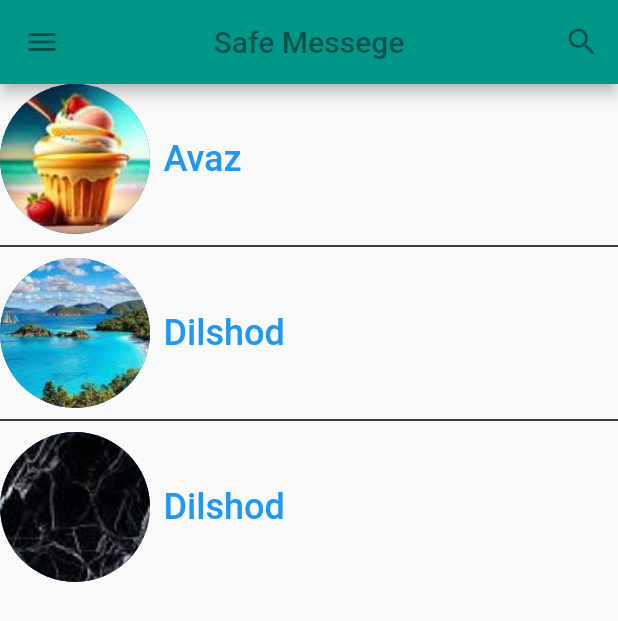
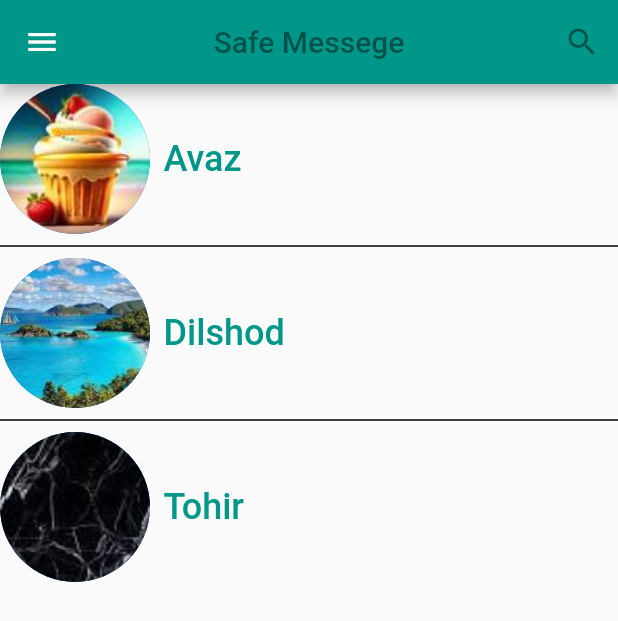
Before and after one commit to abdulloh20002/first_fluttert_project, a Flutter app: the screen it shows after launch, on a phone screen of 412 x 824 dp. Shown: the top 621 px of the screen. Run offline on Flutter 3.47's test engine with Material 2 defaults, Android fonts, the phone set to English and light mode, and no system bars.

Commit message:
04.10.23

```diff
--- a/lib/madels/persons.dart
+++ b/lib/madels/persons.dart
@@ -4,13 +4,14 @@ import 'package:collection/collection.dart';
 
 class Persons {
   int? id;
+  int? phones;
   String? names;
   String? surnames;
   String? images;
   List<String>? massages;
   String? times;
 
-  Persons({this.id, this.names, this.surnames, this.images, this.massages, this.times});
+  Persons({this.id, this.names, this.surnames, this.images, this.massages, this.times,this.phones});
 
    List<Persons> _listPeron = [];
 
@@ -20,22 +21,25 @@ class Persons {
     _listPeron = [
       Persons(
           id: 989832,
+          phones: 915172583,
           names: 'Avaz',
-          surnames: '',
+          surnames: 'Shamsidinzodaaaaaaa',
           images: 'avatar/images/1.jpg',
           massages: ['Salom', 'shumo omaded'],
           times: '12:30'),
       Persons(
           id: 982132139832,
+          phones: 987654321,
           names: 'Dilshod',
-          surnames: '',
+          surnames: 'Dilshodov',
           images: 'avatar/images/2.jpg',
           massages: ['Salom', 'shumo omaded'],
           times: '10:30'),
       Persons(
           id: 982132139833,
-          names: 'Dilshod',
-          surnames: '',
+          phones: 980884208,
+          names: 'Tohir',
+          surnames: 'Burhonov',
           images: 'avatar/images/poumolchaniya.jpg',
           massages: ['Salom', 'shumo omaded'],
           times: '10:30')
--- a/lib/main.dart
+++ b/lib/main.dart
@@ -3,6 +3,7 @@ import 'package:mymess/list.dart';
 import 'package:mymess/madels/chat.dart';
 import 'package:mymess/madels/persons.dart';
 import 'package:mymess/search.dart';
+import 'package:mymess/widget.dart';
 
 void main() {
   runApp(const MaterialApp(debugShowCheckedModeBanner: false, home: Home()));
@@ -30,17 +31,22 @@ class _HomeState extends State<Home> {
   @override
   Widget build(BuildContext context) {
     return Scaffold(
+      drawer: Drawer(
+        child:Center(
+          child: Text('sbnfchbs'),
+        ) ,
+      ),
         appBar: AppBar(
-          leading: IconButton(
-            icon: const Icon(
-              Icons.menu,
-              color: Colors.black45,
-            ),
-            onPressed: () {
-              Scaffold.of(context).openDrawer();
-            },
-            tooltip: MaterialLocalizations.of(context).openAppDrawerTooltip,
-          ),
+          // leading: IconButton(
+          //   icon: const Icon(
+          //     Icons.menu,
+          //     color: Colors.black45,
+          //   ),
+          //   onPressed: () {
+          //     Scaffold.of(context).openDrawer();
+          //   },
+          //   tooltip: MaterialLocalizations.of(context).openAppDrawerTooltip,
+          // ),
           actions: [
             IconButton(
                 onPressed: () {
@@ -65,45 +71,7 @@ class _HomeState extends State<Home> {
                 ),
             itemCount: persons.listPeron.length,
             itemBuilder: (context, i) {
-              return Column(
-                children: [
-                  Row(
-                    mainAxisAlignment: MainAxisAlignment.start,
-                    children: [
-                      /*   ClipRRect(
-                  borderRadius: BorderRadius.circular(50),
-                  child: Container(
-                      width: 100,
-                      height: 100,
-                      child: Image.asset('avatar/images/${i + 1}.jpg',fit: BoxFit.cover,)),
-                ),*/
-                      CircleAvatar(
-                        backgroundImage: AssetImage(
-                          persons.listPeron[i].images ?? 'avatar/images/poumolchaniya.jpg',
-                        ),
-                        radius: 50,
-                      ),
-                      const SizedBox(
-                        width: 1,
-                      ),
-                      Expanded(
-                          child: Align(
-                        alignment: Alignment.centerLeft,
-                        child: TextButton(
-                          onPressed: () {
-                            Navigator.push(
-                                context, MaterialPageRoute(builder: (context) => Chat(persons: persons.listPeron[i],)));
-                          },
-                          child: Text(
-                            '${persons?.listPeron[i].names} ',
-                            style: const TextStyle(fontSize: 24),
-                          ),
-                        ),
-                      ))
-                    ],
-                  )
-                ],
-              );
+              return WidgetCol(persons: persons.listPeron[i]);
             }));
   }
 }
--- /dev/null
+++ b/lib/widget.dart
@@ -0,0 +1,56 @@
+import 'package:flutter/material.dart';
+import 'package:mymess/madels/chat.dart';
+import 'package:mymess/madels/persons.dart';
+
+class WidgetCol extends StatelessWidget {
+  final Persons persons;
+
+  const WidgetCol({Key? key, required this.persons}) : super(key: key);
+
+  @override
+  Widget build(BuildContext context) {
+    return Column(
+      children: [
+        Row(
+          mainAxisAlignment: MainAxisAlignment.start,
+          children: [
+            /*   ClipRRect(
+                    borderRadius: BorderRadius.circular(50),
+                    child: Container(
+                        width: 100,
+                        height: 100,
+                        child: Image.asset('avatar/images/${i + 1}.jpg',fit: BoxFit.cover,)),
+                  ),*/
+            CircleAvatar(
+              backgroundImage: AssetImage(
+                persons.images ?? 'avatar/images/poumolchaniya.jpg',
+              ),
+              radius: 50,
+            ),
+            const SizedBox(
+              width: 1,
+            ),
+            Expanded(
+                child: Align(
+              alignment: Alignment.centerLeft,
+              child: TextButton(
+                onPressed: () {
+                  Navigator.push(
+                      context,
+                      MaterialPageRoute(
+                          builder: (context) => Chat(
+                                persons: persons,
+                              )));
+                },
+                child: Text(
+                  '${persons.names} ',
+                  style: const TextStyle(fontSize: 24, color: Colors.teal),
+                ),
+              ),
+            ))
+          ],
+        )
+      ],
+    );
+  }
+}
```
Also changed, not shown: lib/madels/PhoneCall.dart (added, +93 -0 lines), lib/madels/chat.dart (+6 -4 lines), lib/madels/profils.dart (added, +74 -0 lines).
